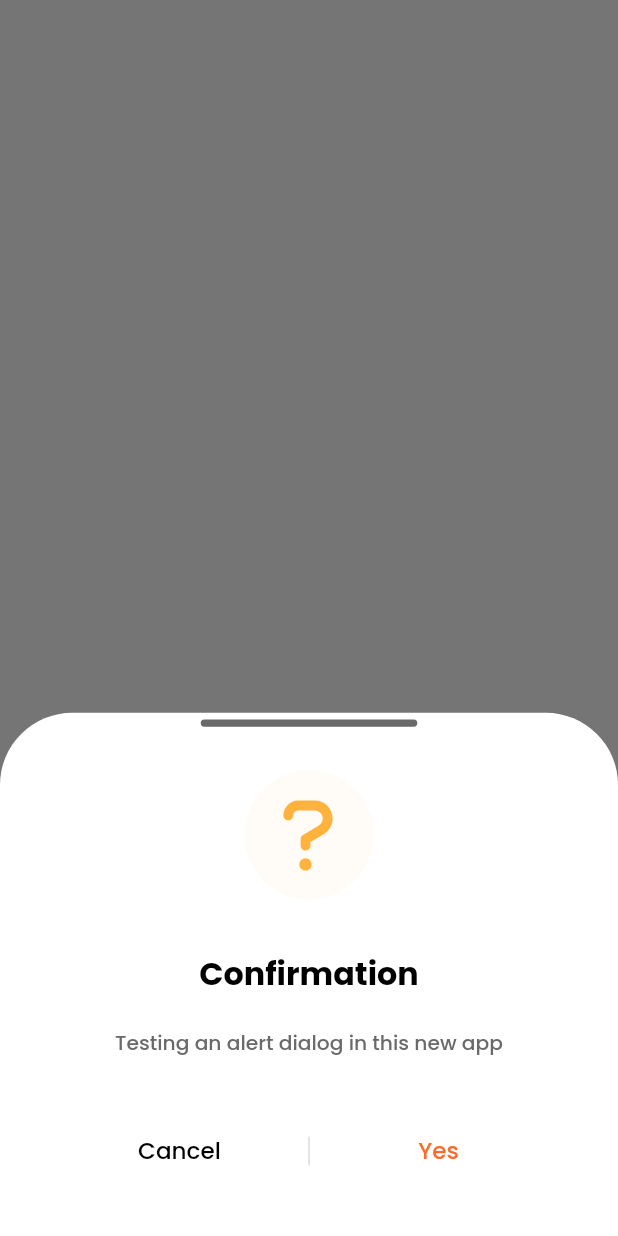
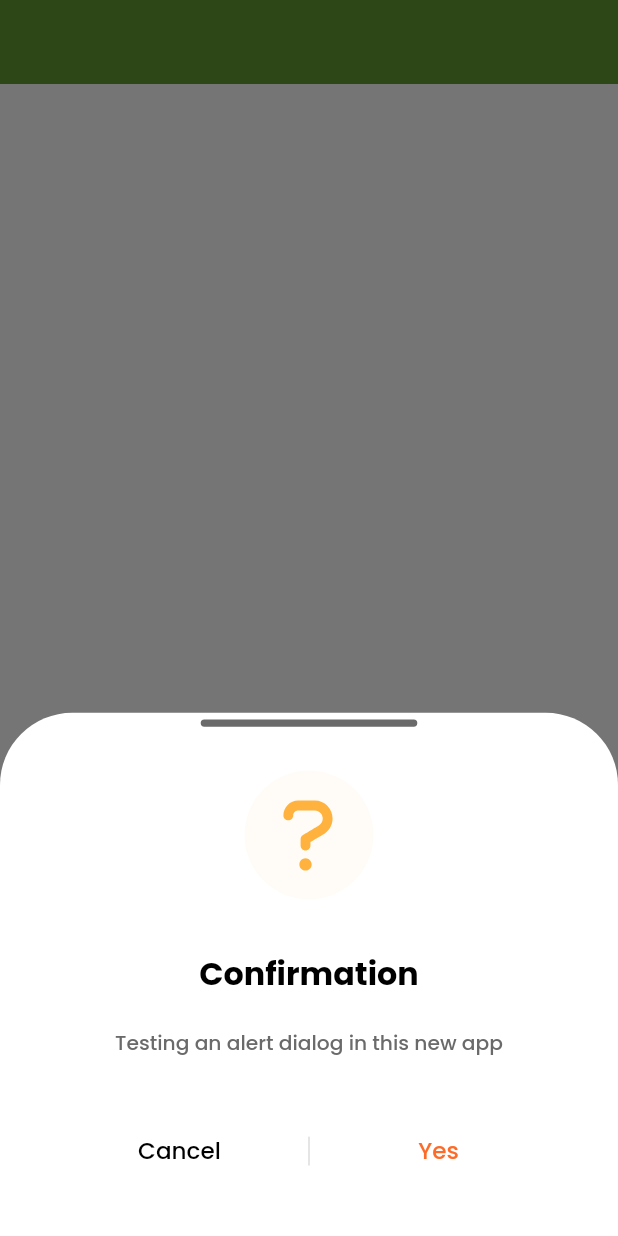
Before and after one commit to OssMess/fiverr_bayam, a Flutter app: the screen it shows after launch, after a tap on the "add" icon, on a phone screen of 412 x 824 dp. Run offline on Flutter 3.47's test engine with Material 2 defaults, Android fonts, the phone set to English and light mode, and no system bars; drawn by our look-alikes of lottie; our stand-ins replace badges, flutter_screenutil, flutter_spinkit, flutter_svg, hive, hive_flutter and 3 more; missing offline and left inert: sweet_cookie_jar; accounts and stored records are empty; generated files the repository leaves out were written again; project files that could hold a hidden picture were left out.

Commit message:
- preped

```diff
--- a/lib/src/app.dart
+++ b/lib/src/app.dart
@@ -1,4 +1,5 @@
 import 'package:flutter/material.dart';
+import 'package:flutter/services.dart';
 import 'package:flutter_gen/gen_l10n/app_localizations.dart';
 import 'package:flutter_localizations/flutter_localizations.dart';
 import 'package:flutter_screenutil/flutter_screenutil.dart';
@@ -43,7 +44,7 @@ class MyApp extends StatelessWidget {
                 onGenerateTitle: (BuildContext context) =>
                     AppLocalizations.of(context)!.appTitle,
                 theme: getLightTheme(),
-                darkTheme: getDarkTheme(),
+                // darkTheme: getDarkTheme(),
                 themeMode: settingsController.themeMode,
                 locale: settingsController.localeMode,
                 home: AuthWrapper(
@@ -59,9 +60,9 @@ class MyApp extends StatelessWidget {
 
   ThemeData getLightTheme() {
     return ThemeData().copyWith(
-      primaryColor: const Color(0xFF29734B),
+      primaryColor: const Color(0xFF619B2F),
       colorScheme: ThemeData.light().colorScheme.copyWith(
-            primary: const Color(0xFF29734B),
+            primary: const Color(0xFF619B2F),
             secondary: const Color(0xFFffb33e),
           ),
       scaffoldBackgroundColor: Colors.white, //headline5
@@ -76,20 +77,27 @@ class MyApp extends StatelessWidget {
         hoverColor: Colors.transparent,
       ),
       textSelectionTheme: TextSelectionThemeData(
-        cursorColor: const Color(0xFF29734B),
-        selectionColor: const Color(0xFF29734B).withAlpha(100),
-        selectionHandleColor: const Color(0xFF29734B),
+        cursorColor: const Color(0xFF619B2F),
+        selectionColor: const Color(0xFF619B2F).withAlpha(100),
+        selectionHandleColor: const Color(0xFF619B2F),
       ),
       appBarTheme: const AppBarTheme(
-        backgroundColor: Colors.white,
-        titleTextStyle: TextStyle(color: Colors.black),
-        actionsIconTheme: IconThemeData(color: Colors.black),
+        backgroundColor: Color(0xFF619B2F),
+        titleTextStyle: TextStyle(color: Colors.white),
+        actionsIconTheme: IconThemeData(color: Colors.white),
         iconTheme: IconThemeData(
-          color: Colors.black,
+          color: Colors.white,
         ),
-        // systemOverlayStyle: SystemUiOverlayStyle.dark.copyWith(
-        //   statusBarColor: Colors.transparent,
-        // ),
+        systemOverlayStyle: SystemUiOverlayStyle(
+          systemStatusBarContrastEnforced: true,
+          statusBarColor: Colors.transparent, //only for android
+          statusBarIconBrightness: Brightness.light, //only for android
+          statusBarBrightness: Brightness.dark, //only for iOS
+          systemNavigationBarContrastEnforced: true,
+          systemNavigationBarColor: Colors.black,
+          systemNavigationBarIconBrightness: Brightness.light,
+          systemNavigationBarDividerColor: Colors.transparent,
+        ),
       ),
       textTheme: ThemeData.light().textTheme.copyWith(
             displayLarge: const TextStyle(color: Color(0xFF000000)),
@@ -105,7 +113,7 @@ class MyApp extends StatelessWidget {
 
   ThemeData getDarkTheme() {
     return ThemeData().copyWith(
-      primaryColor: const Color(0xFF29734B),
+      primaryColor: const Color(0xFF619B2F),
       colorScheme: ThemeData.light().colorScheme.copyWith(
             secondary: const Color(0xFFffb33e),
           ),
@@ -121,9 +129,9 @@ class MyApp extends StatelessWidget {
         hoverColor: Colors.transparent,
       ),
       textSelectionTheme: TextSelectionThemeData(
-        cursorColor: const Color(0xFF29734B),
-        selectionColor: const Color(0xFF29734B).withAlpha(100),
-        selectionHandleColor: const Color(0xFF29734B),
+        cursorColor: const Color(0xFF619B2F),
+        selectionColor: const Color(0xFF619B2F).withAlpha(100),
+        selectionHandleColor: const Color(0xFF619B2F),
       ),
       appBarTheme: const AppBarTheme(
         backgroundColor: Colors.black,
--- a/lib/src/mvc/controller/auth_wrapper.dart
+++ b/lib/src/mvc/controller/auth_wrapper.dart
@@ -37,7 +37,8 @@ class AuthWrapper extends StatefulWidget {
 class _AuthWrapperState extends State<AuthWrapper> {
   late bool showSplashScreen;
   Set<String> imagesAssets = {
-    //'assets/images/splashscreen_logo.png',
+    'assets/images/background_bottom.png',
+    'assets/images/background_top.png',
   };
   Set<String> svgAssets = {};
 
--- a/lib/src/settings/preferences.dart
+++ b/lib/src/settings/preferences.dart
@@ -48,7 +48,7 @@ class Preferences {
       case 'dark':
         return ThemeMode.dark;
       default:
-        return ThemeMode.system;
+        return ThemeMode.light;
     }
   }
 
--- a/pubspec.yaml
+++ b/pubspec.yaml
@@ -1,4 +1,4 @@
-name: optasoft_skeleton
+name: bayam
 description: A new Flutter project.
 
 # Prevent accidental publishing to pub.dev.
```
Also changed, not shown: assets/images/background_bottom.png (added), assets/images/background_top.png (added), assets/images/logo.png, 29 other files.
